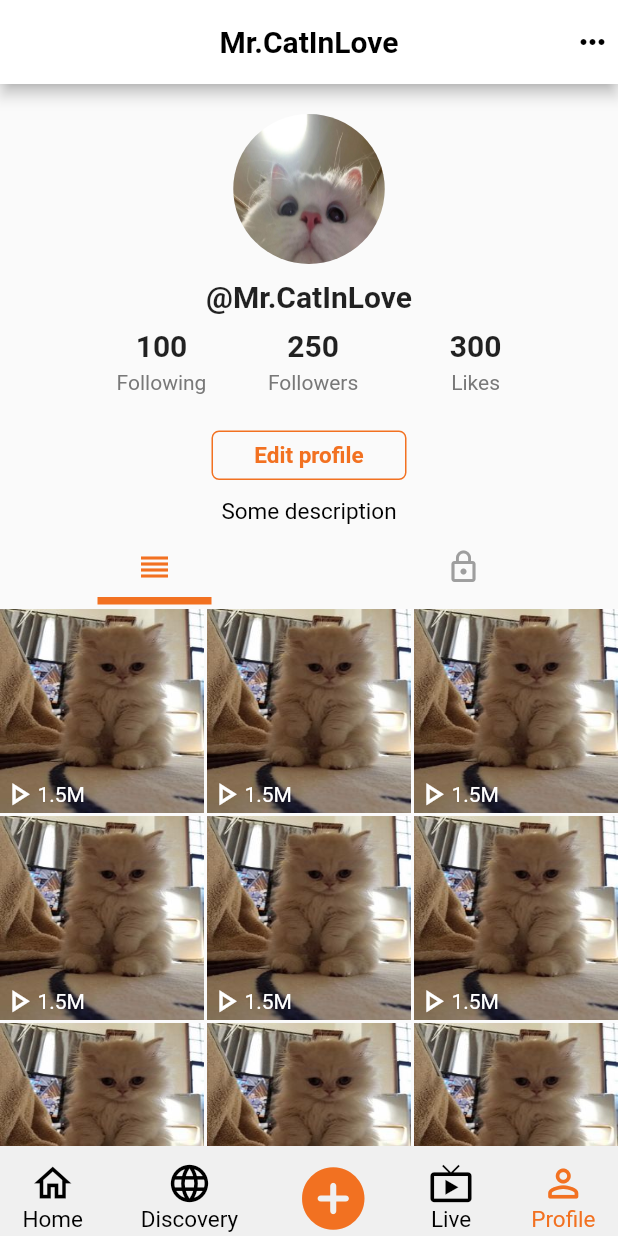
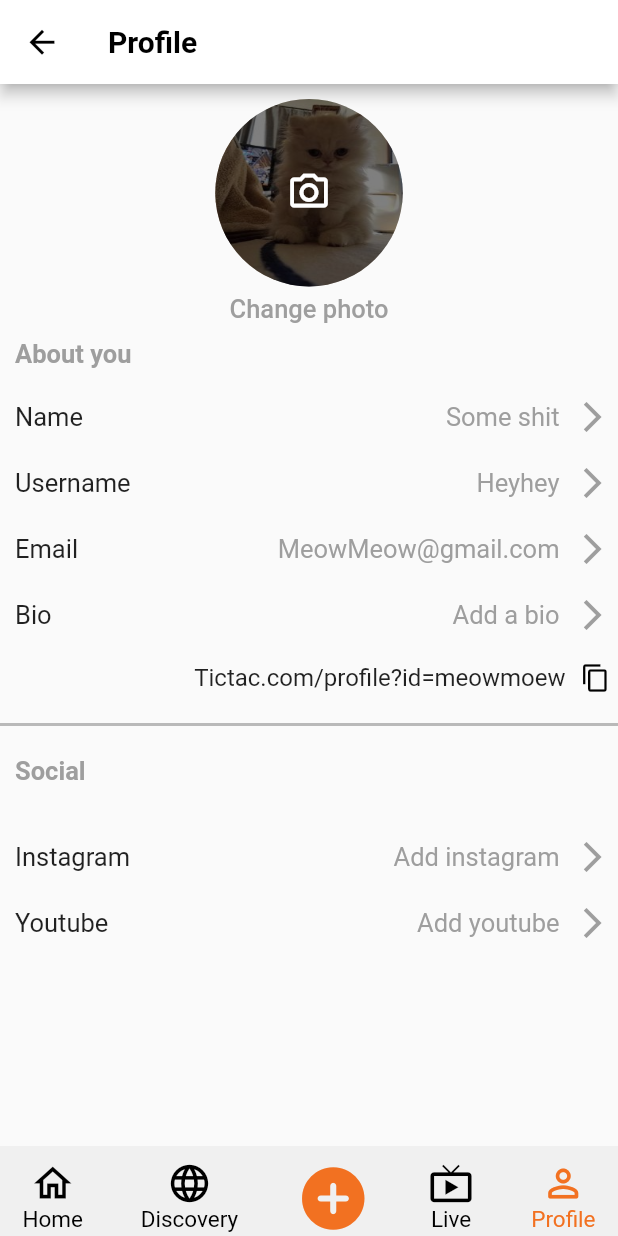
Before and after one commit to Dcode-D/GiaoTiepNguoiMay, a Flutter app: the screen it shows after launch, item 5 of the bottom bar chosen, after a tap on "Edit profile", on a phone screen of 412 x 824 dp. Run offline on Flutter 3.47's test engine with Material 2 defaults, Android fonts, the phone set to English and light mode, and no system bars; our stand-ins replace cached_network_image, event_bus, flutter_smart_dialog, marquee, readmore and 3 more; missing offline and left inert: dart:ffi; network calls fail.

Commit message:
add profile page

```diff
--- /dev/null
+++ b/lib/events/remote_showmore_event.dart
@@ -0,0 +1,4 @@
+class RemoteShowMoreEvent{
+  bool isshowingmore;
+  RemoteShowMoreEvent(this.isshowingmore);
+}
--- /dev/null
+++ b/lib/pages/edit_profile_page.dart
@@ -0,0 +1,171 @@
+import 'package:flutter/cupertino.dart';
+import 'package:flutter/material.dart';
+
+class EditProfilePage extends StatelessWidget{
+  @override
+  Widget build(BuildContext context) {
+    var size = MediaQuery.of(context).size;
+    return Scaffold(
+      //appbar
+      appBar: AppBar(
+        backgroundColor: Colors.white,
+        //back arrow
+        leading:
+            InkWell(
+              onTap: (){
+                Navigator.of(context).pop();
+              },
+              child:
+        Icon(Icons.arrow_back,size: 25,color: Colors.black,)
+            ),
+
+        //title
+        title:
+        Text('Profile',
+          style: TextStyle(
+            fontWeight: FontWeight.w700,
+            fontSize: 20,
+            color: Colors.black
+          ),
+        ),
+      ),
+
+      //Screen body
+      body: Column(children: [
+        Align(
+          alignment: Alignment.topCenter,
+          child:
+        Container(
+          margin: EdgeInsets.only(top: 10),
+          height: 125,
+          width: 125,
+          decoration: BoxDecoration(
+            image: DecorationImage(image: Image.asset('assets/images/cat1.jpg').image,fit: BoxFit.fill),
+            shape: BoxShape.circle,
+          ),
+          child: Container(
+            height: double.infinity,
+            width: double.infinity,
+            decoration: BoxDecoration(
+              shape: BoxShape.circle,
+              color: Colors.black.withOpacity(0.5)
+            ),
+            child:Icon(Icons.camera_alt_outlined,size: 30,color: Colors.white,),
+          ),
+        )
+        ),
+        SizedBox(height: 5,),
+        Align(
+          alignment: Alignment.topCenter,
+          child: Text("Change photo",
+            style: TextStyle(
+              fontWeight: FontWeight.w500,
+              color: Colors.grey,
+              fontSize: 17
+            ),
+          ),
+        ),
+        Align(
+          alignment: Alignment.centerLeft,
+          child:
+              Container(
+                margin: EdgeInsets.only(left: 10, top: 10),
+                child:
+        Text("About you",
+          style: TextStyle(
+              fontWeight: FontWeight.w700,
+              color: Colors.grey,
+              fontSize: 17
+          ),
+        )
+              )
+        ),
+
+        infoItem(title: "Name", info: "Some shit"),
+        infoItem(title: "Username", info: "Heyhey"),
+        infoItem(title: "Email", info: "MeowMeow@gmail.com"),
+        infoItem(title: "Bio", info: "Add a bio"),
+        SizedBox(height: 20,),
+        Row(
+          mainAxisAlignment: MainAxisAlignment.end,
+          children: [
+            Text("Tictac.com/profile?id=meowmoew",style: TextStyle(
+              fontSize: 16
+            ),),
+            SizedBox(width: 10,),
+            Icon(Icons.copy,size: 20, color: Colors.black,),
+            SizedBox(width: 5,)
+          ],
+        ),
+        SizedBox(height: 20,),
+        Container(
+          width: MediaQuery.of(context).size.width,
+          height: 2,
+          decoration: BoxDecoration(
+            color: Colors.grey.withOpacity(0.7),
+          ),
+        ),
+
+        Align(
+            alignment: Alignment.centerLeft,
+            child:
+            Container(
+                margin: EdgeInsets.only(left: 10, top: 20),
+                child:
+                Text("Social",
+                  style: TextStyle(
+                      fontWeight: FontWeight.w700,
+                      color: Colors.grey,
+                      fontSize: 17
+                  ),
+                )
+            )
+        ),
+
+        SizedBox(height: 15,),
+        infoItem(title: "Instagram", info: "Add instagram"),
+        infoItem(title: "Youtube", info: "Add youtube"),
+
+      ],
+      ),
+    );
+  }
+
+}
+
+class infoItem extends StatelessWidget{
+  String title,info;
+  infoItem({required this.title, required this.info});
+  @override
+  Widget build(BuildContext context) {
+    return Container(
+      margin: EdgeInsets.only(left: 10,top: 20,right: 5),
+      child:
+        Row(
+          mainAxisAlignment: MainAxisAlignment.spaceBetween,
+          children: [
+            Text(title,
+              style: TextStyle(
+                fontSize: 17,
+              ),
+            ),
+            Row(
+                mainAxisAlignment: MainAxisAlignment.spaceBetween,
+                children:[
+            Text(info,
+              style: TextStyle(
+                  fontSize: 17,
+                  color: Colors.grey
+              ),
+            ),
+            SizedBox(width: 10,),
+            Icon(Icons.arrow_forward_ios, color: Colors.grey,),
+              ]
+            )
+          ],
+
+        )
+      ,
+    );
+  }
+}
--- a/lib/pages/profile_page.dart
+++ b/lib/pages/profile_page.dart
@@ -1,5 +1,6 @@
 import 'package:cached_network_image/cached_network_image.dart';
 import 'package:doangtnm/pages/FollowingAccountPage.dart';
+import 'package:doangtnm/pages/edit_profile_page.dart';
 import 'package:doangtnm/pages/followeraccountsPage.dart';
 import 'package:doangtnm/widgets/tik_tok_icons.dart';
 import 'package:doangtnm/widgets/video_thumbnail.dart';
@@ -219,11 +220,25 @@ class _ProfileScreenState extends State<ProfileScreen> with TickerProviderStateM
               child: Center(
                 child: InkWell(
                   onTap: () {
-                    // if (widget.uid == authController.user.uid) {
-                    //   authController.signOut();
-                    // } else {
-                    //   controller.followUser();
-                    // }
+                    Navigator.of(context).push(PageRouteBuilder(
+                      pageBuilder: (context, animation, secondaryAnimation) =>
+                          EditProfilePage(),
+                      transitionsBuilder: (context, animation,
+                          secondaryAnimation, child) {
+                        const begin = Offset(1.0, 0.0);
+                        const end = Offset.zero;
+                        const curve = Curves.ease;
+
+                        var tween = Tween(begin: begin, end: end).chain(
+                            CurveTween(curve: curve));
+
+                        return SlideTransition(
+                          position: animation.drive(tween),
+                          child: child,
+                        );
+                      },
+                    )
+                    );
                   },
                   child: Text(
                     "Edit profile",
--- /dev/null
+++ b/lib/widgets/customreadmore.dart
@@ -0,0 +1,302 @@
+
+
+import 'dart:ffi';
+
+import 'package:doangtnm/events/remote_showmore_event.dart';
+import 'package:event_bus/event_bus.dart';
+import 'package:flutter/gestures.dart';
+import 'package:flutter/material.dart';
+
+enum TrimMode {
+  Length,
+  Line,
+}
+
+class CustomReadmore extends StatefulWidget {
+  const CustomReadmore(
+      this.data, {
+        Key? key,
+        this.preDataText,
+        this.postDataText,
+        this.preDataTextStyle,
+        this.postDataTextStyle,
+        this.trimExpandedText = 'show less',
+        this.trimCollapsedText = 'read more',
+        this.colorClickableText,
+        this.trimLength = 240,
+        this.trimLines = 2,
+        this.trimMode = TrimMode.Length,
+        this.style,
+        this.textAlign,
+        this.textDirection,
+        this.locale,
+        this.textScaleFactor,
+        this.semanticsLabel,
+        this.moreStyle,
+        this.lessStyle,
+        this.delimiter = _kEllipsis + ' ',
+        this.delimiterStyle,
+        this.callback,
+        this.textEventBus
+      }) : super(key: key);
+
+  /// Used on TrimMode.Length
+  final int trimLength;
+
+  /// Used on TrimMode.Lines
+  final int trimLines;
+
+  /// Determines the type of trim. TrimMode.Length takes into account
+  /// the number of letters, while TrimMode.Lines takes into account
+  /// the number of lines
+  final TrimMode trimMode;
+
+  /// TextStyle for expanded text
+  final TextStyle? moreStyle;
+
+  /// TextStyle for compressed text
+  final TextStyle? lessStyle;
+
+  /// Textspan used before the data any heading or somthing
+  final String? preDataText;
+
+  /// Textspan used after the data end or before the more/less
+  final String? postDataText;
+
+  /// Textspan used before the data any heading or somthing
+  final TextStyle? preDataTextStyle;
+
+  /// Textspan used after the data end or before the more/less
+  final TextStyle? postDataTextStyle;
+
+  ///Called when state change between expanded/compress
+  final Function(bool val)? callback;
+
+  final String delimiter;
+  final String data;
+  final String trimExpandedText;
+  final String trimCollapsedText;
+  final Color? colorClickableText;
+  final TextStyle? style;
+  final TextAlign? textAlign;
+  final TextDirection? textDirection;
+  final Locale? locale;
+  final double? textScaleFactor;
+  final String? semanticsLabel;
+  final TextStyle? delimiterStyle;
+
+  final EventBus? textEventBus;
+
+  @override
+  ReadMoreTextState createState() => ReadMoreTextState();
+}
+
+const String _kEllipsis = '\u2026';
+
+const String _kLineSeparator = '\u2028';
+
+class ReadMoreTextState extends State<CustomReadmore> {
+  bool _readMore = true;
+  @override
+  void initState() {
+    widget.textEventBus?.on<RemoteShowMoreEvent>().listen((event) {
+      _setReadState(event.isshowingmore);
+      widget.callback?.call(_readMore);
+    });
+    super.initState();
+  }
+
+  void _onTapLink() {
+    setState(() {
+      _readMore = !_readMore;
+      widget.callback?.call(_readMore);
+    });
+  }
+
+  void _setReadState(bool rstate){
+    setState(() {
+      _readMore = rstate;
+    });
+  }
+
+
+
+  @override
+  Widget build(BuildContext context) {
+    final DefaultTextStyle defaultTextStyle = DefaultTextStyle.of(context);
+    TextStyle? effectiveTextStyle = widget.style;
+    if (widget.style?.inherit ?? false) {
+      effectiveTextStyle = defaultTextStyle.style.merge(widget.style);
+    }
+
+    final textAlign =
+        widget.textAlign ?? defaultTextStyle.textAlign ?? TextAlign.start;
+    final textDirection = widget.textDirection ?? Directionality.of(context);
+    final textScaleFactor =
+        widget.textScaleFactor ?? MediaQuery.textScaleFactorOf(context);
+    final overflow = defaultTextStyle.overflow;
+    final locale = widget.locale ?? Localizations.maybeLocaleOf(context);
+
+    final colorClickableText =
+        widget.colorClickableText ?? Theme.of(context).colorScheme.secondary;
+    final _defaultLessStyle = widget.lessStyle ??
+        effectiveTextStyle?.copyWith(color: colorClickableText);
+    final _defaultMoreStyle = widget.moreStyle ??
+        effectiveTextStyle?.copyWith(color: colorClickableText);
+    final _defaultDelimiterStyle = widget.delimiterStyle ?? effectiveTextStyle;
+
+    TextSpan link = TextSpan(
+      text: _readMore ? widget.trimCollapsedText : widget.trimExpandedText,
+      style: _readMore ? _defaultMoreStyle : _defaultLessStyle,
+      recognizer: TapGestureRecognizer()..onTap = _onTapLink,
+    );
+
+    TextSpan _delimiter = TextSpan(
+      text: _readMore
+          ? widget.trimCollapsedText.isNotEmpty
+          ? widget.delimiter
+          : ''
+          : '',
+      style: _defaultDelimiterStyle,
+      recognizer: TapGestureRecognizer()..onTap = _onTapLink,
+    );
+
+    Widget result = LayoutBuilder(
+      builder: (BuildContext context, BoxConstraints constraints) {
+        assert(constraints.hasBoundedWidth);
+        final double maxWidth = constraints.maxWidth;
+
+        TextSpan? preTextSpan;
+        TextSpan? postTextSpan;
+        if (widget.preDataText != null)
+          preTextSpan = TextSpan(
+            text: widget.preDataText! + " ",
+            style: widget.preDataTextStyle ?? effectiveTextStyle,
+          );
+        if (widget.postDataText != null)
+          postTextSpan = TextSpan(
+            text: " " + widget.postDataText!,
+            style: widget.postDataTextStyle ?? effectiveTextStyle,
+          );
+
+        // Create a TextSpan with data
+        final text = TextSpan(
+          children: [
+            if (preTextSpan != null) preTextSpan,
+            TextSpan(text: widget.data, style: effectiveTextStyle),
+            if (postTextSpan != null) postTextSpan
+          ],
+        );
+
+        // Layout and measure link
+        TextPainter textPainter = TextPainter(
+          text: link,
+          textAlign: textAlign,
+          textDirection: textDirection,
+          textScaleFactor: textScaleFactor,
+          maxLines: widget.trimLines,
+          ellipsis: overflow == TextOverflow.ellipsis ? widget.delimiter : null,
+          locale: locale,
+        );
+        textPainter.layout(minWidth: 0, maxWidth: maxWidth);
+        final linkSize = textPainter.size;
+
+        // Layout and measure delimiter
+        textPainter.text = _delimiter;
+        textPainter.layout(minWidth: 0, maxWidth: maxWidth);
+        final delimiterSize = textPainter.size;
+
+        // Layout and measure text
+        textPainter.text = text;
+        textPainter.layout(minWidth: constraints.minWidth, maxWidth: maxWidth);
+        final textSize = textPainter.size;
+
+        // Get the endIndex of data
+        bool linkLongerThanLine = false;
+        int endIndex;
+
+        if (linkSize.width < maxWidth) {
+          final readMoreSize = linkSize.width + delimiterSize.width;
+          final pos = textPainter.getPositionForOffset(Offset(
+            textDirection == TextDirection.rtl
+                ? readMoreSize
+                : textSize.width - readMoreSize,
+            textSize.height,
+          ));
+          endIndex = textPainter.getOffsetBefore(pos.offset) ?? 0;
+        } else {
+          var pos = textPainter.getPositionForOffset(
+            textSize.bottomLeft(Offset.zero),
+          );
+          endIndex = pos.offset;
+          linkLongerThanLine = true;
+        }
+
+        var textSpan;
+        switch (widget.trimMode) {
+          case TrimMode.Length:
+            if (widget.trimLength < widget.data.length) {
+              textSpan = TextSpan(
+                style: effectiveTextStyle,
+                text: _readMore
+                    ? widget.data.substring(0, widget.trimLength)
+                    : widget.data,
+                children: <TextSpan>[_delimiter, link],
+              );
+            } else {
+              textSpan = TextSpan(
+                style: effectiveTextStyle,
+                text: widget.data,
+              );
+            }
+            break;
+          case TrimMode.Line:
+            if (textPainter.didExceedMaxLines) {
+              textSpan = TextSpan(
+                style: effectiveTextStyle,
+                text: _readMore
+                    ? widget.data.substring(0, endIndex) +
+                    (linkLongerThanLine ? _kLineSeparator : '')
+                    : widget.data,
+                children: <TextSpan>[_delimiter, link],
+              );
+            } else {
+              textSpan = TextSpan(
+                style: effectiveTextStyle,
+                text: widget.data,
+              );
+            }
+            break;
+          default:
+            throw Exception(
+                'TrimMode type: ${widget.trimMode} is not supported');
+        }
+
+        return Text.rich(
+          TextSpan(
+            children: [
+              if (preTextSpan != null) preTextSpan,
+              textSpan,
+              if (postTextSpan != null) postTextSpan,
+            ],
+          ),
+          textAlign: textAlign,
+          textDirection: textDirection,
+          softWrap: true,
+          overflow: TextOverflow.clip,
+          textScaleFactor: textScaleFactor,
+        );
+      },
+    );
+    if (widget.semanticsLabel != null) {
+      result = Semantics(
+        textDirection: widget.textDirection,
+        label: widget.semanticsLabel,
+        child: ExcludeSemantics(
+          child: result,
+        ),
+      );
+    }
+    return result;
+  }
+}
--- a/lib/widgets/left_panel.dart
+++ b/lib/widgets/left_panel.dart
@@ -1,14 +1,17 @@
+import 'package:doangtnm/events/remote_showmore_event.dart';
 import 'package:doangtnm/events/showmore_event.dart';
+import 'package:doangtnm/widgets/customreadmore.dart';
 import 'package:doangtnm/widgets/song_text.dart';
 import 'package:event_bus/event_bus.dart';
 import 'package:flutter/material.dart';
 import 'package:doangtnm/theme/colors.dart';
-import 'package:readmore/readmore.dart';
+
 
 class LeftPanel extends StatelessWidget {
   final String name;
   final String caption;
   final String songName;
+  late final CustomReadmore myreadmore;
   bool isshowingmore = false;
   LeftPanel({
      Key? key,
@@ -19,12 +22,24 @@ class LeftPanel extends StatelessWidget {
     required this.eventBus
   }) : super(key: key);
 
-  late EventBus eventBus;
+  EventBus eventBus;
   final Size size;
 
 
   @override
   Widget build(BuildContext context) {
+    myreadmore = CustomReadmore(
+      caption,
+      trimMode: TrimMode.Line,
+      trimLines: 3,
+      style: TextStyle(color: white,fontSize: 14),
+      callback: (value){
+        eventBus.fire(ShowmoreEvent(!value));
+        print(value);
+      },
+      textEventBus: this.eventBus,
+    );
+
     return Container(
       width: size.width * 0.8,
       height: size.height,
@@ -46,16 +61,8 @@ class LeftPanel extends StatelessWidget {
               child:
           SingleChildScrollView(
             child:
-          ReadMoreText(
-            caption,
-            trimMode: TrimMode.Line,
-            trimLines: 3,
-            style: TextStyle(color: white,fontSize: 14),
-            callback: (value){
-              eventBus.fire(ShowmoreEvent(!value));
-              print(value);
-            },
-          )
+          myreadmore,
+
           )
           ),
           SizedBox(
--- a/lib/widgets/videoplayeritem.dart
+++ b/lib/widgets/videoplayeritem.dart
@@ -1,3 +1,4 @@
+import 'package:doangtnm/events/remote_showmore_event.dart';
 import 'package:doangtnm/events/showmore_event.dart';
 import 'package:doangtnm/widgets/right_panel.dart';
 import 'package:event_bus/event_bus.dart';
@@ -107,10 +108,17 @@ class _VideoPlayerItemState extends State<VideoPlayerItem> {
                         ),
                       ),
                       ishowingmore?
-
+                  InkWell(
+                      onTap: (){
+                        eventbus.fire(new RemoteShowMoreEvent(true));
+                      },
+                      child:
                       Container(
+                        width: double.infinity,
+                        height: double.infinity,
                         color: Colors.black.withOpacity(0.5),
-                      ):
+                      )
+                  ):
                       Container()
                     ],
                   ),
```
